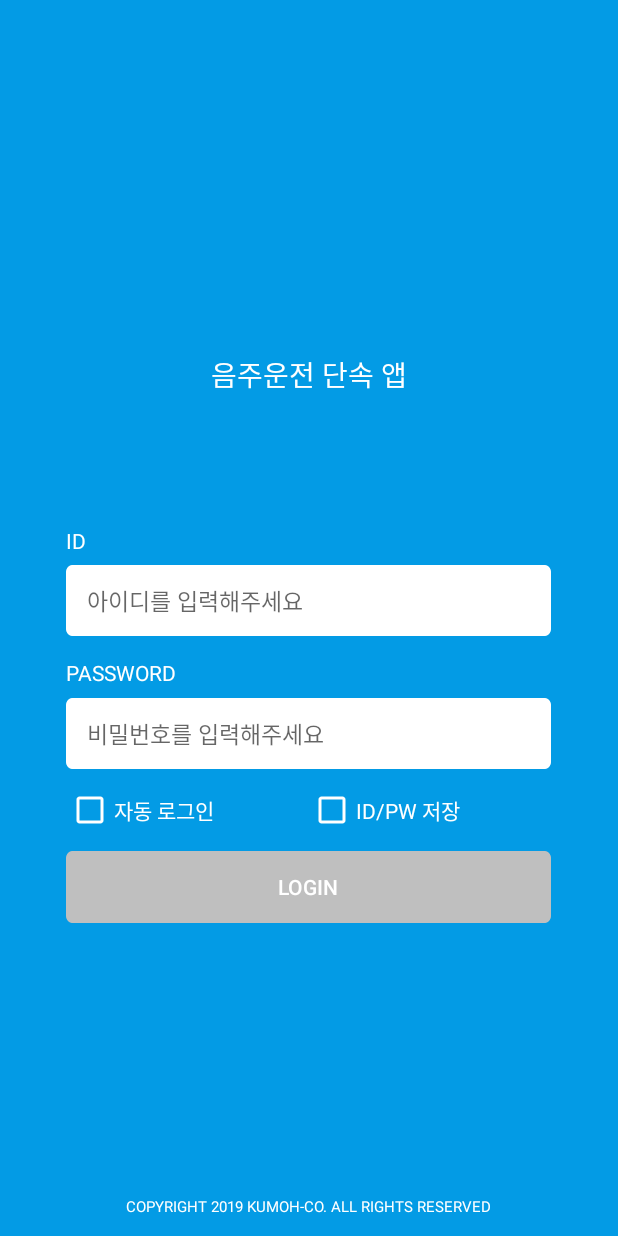
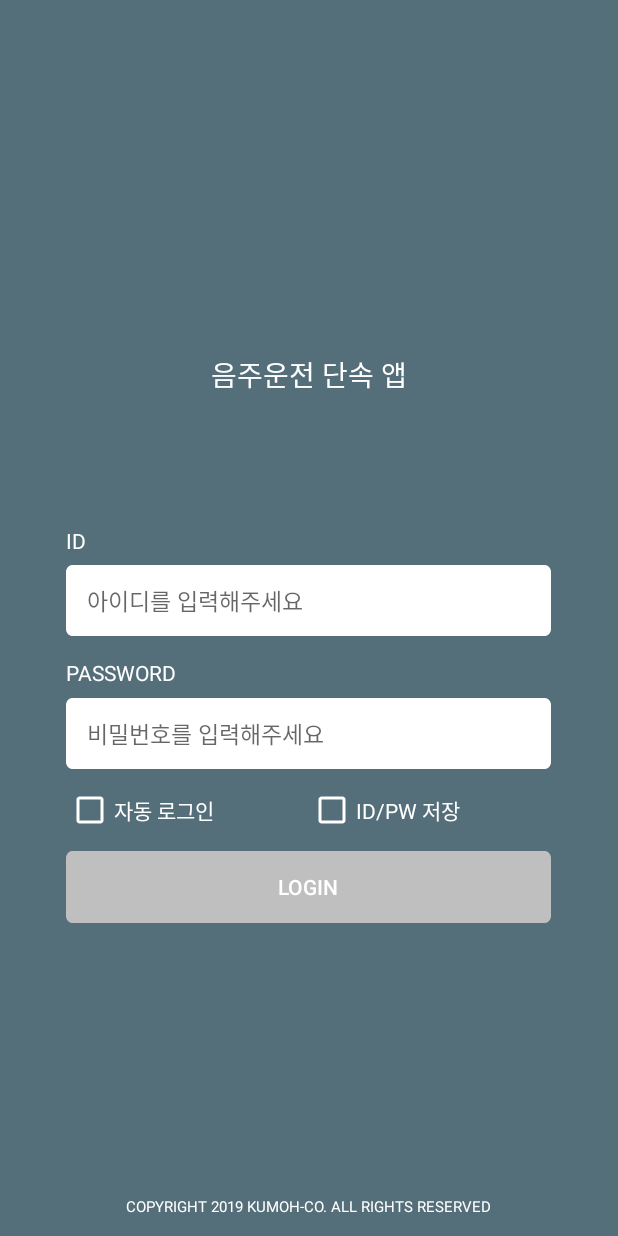
Before and after one commit to LeeKiJong/AutomaticBreathalyzer, an Android app: the screen it shows after launch (LoginActivity), on a phone screen of 412 x 824 dp. Run offline under Robolectric (Android 15) with nearby library versions, the phone set to English and light mode, and no system bars; our stand-ins replace Volley.

```diff
--- a/app/build.gradle
+++ b/app/build.gradle
@@ -5,7 +5,7 @@ android {
     buildToolsVersion "29.0.2"
     defaultConfig {
         applicationId "com.example.myapplication"
-        minSdkVersion 15
+        minSdkVersion 16
         targetSdkVersion 29
         versionCode 1
         versionName "1.0"
@@ -32,4 +32,6 @@ dependencies {
     androidTestImplementation 'androidx.test.ext:junit:1.1.0'
     androidTestImplementation 'androidx.test.espresso:espresso-core:3.1.1'
     implementation 'com.android.volley:volley:1.1.1'
+    implementation 'com.google.firebase:firebase-analytics:17.2.2'
+    implementation 'com.google.firebase:firebase-messaging:20.1.0'
 }
--- a/app/src/main/java/com/example/myapplication/LoginActivity.java
+++ b/app/src/main/java/com/example/myapplication/LoginActivity.java
@@ -27,6 +27,8 @@ public class LoginActivity extends AppCompatActivity {
         super.onCreate(savedInstanceState);
         setContentView(R.layout.activity_login);
 
+
+
         et_id = findViewById(R.id.LoginActivity_editText_id);
         et_pw = findViewById(R.id.LoginActivity_editText_pw);
         btn_login = findViewById(R.id.LoginActivity_button_login);
@@ -35,6 +37,9 @@ public class LoginActivity extends AppCompatActivity {
 
             @Override
             public void onClick(View view){
+
+
+
                 final String userID = et_id.getText().toString();
                 String userPW = et_pw.getText().toString();
 
--- a/app/src/main/res/layout/activity_login.xml
+++ b/app/src/main/res/layout/activity_login.xml
@@ -15,11 +15,12 @@
         android:layout_weight="707"
         android:orientation="vertical"
         android:weightSum="707">
+
         <FrameLayout
             android:layout_width="match_parent"
-            android:layout_height="0dp"
-            android:layout_weight="492">
-        </FrameLayout>
+            android:layout_height="11dp"
+            android:layout_weight="492"></FrameLayout>
+
         <LinearLayout
             android:layout_width="match_parent"
             android:layout_height="0dp"
@@ -31,13 +32,15 @@
                 android:layout_height="match_parent"
                 android:layout_weight="345">
             </FrameLayout>
+
             <ImageView
                 android:id="@+id/logo"
                 android:layout_width="0dp"
-                android:layout_height="match_parent"
+                android:layout_height="98dp"
                 android:layout_weight="748"
                 android:adjustViewBounds="true"
                 />
+
             <FrameLayout
                 android:layout_width="0dp"
                 android:layout_height="match_parent"
--- a/app/src/main/res/values/colors.xml
+++ b/app/src/main/res/values/colors.xml
@@ -1,7 +1,7 @@
 <?xml version="1.0" encoding="utf-8"?>
 <resources>
-    <color name="colorPrimary">#039BE5</color>
+    <color name="colorAccent">#039BE5</color>
     <color name="colorPrimaryDark">#0277BD</color>
-    <color name="colorAccent">#546E7A</color>
+    <color name="colorPrimary">#546E7A</color>
     <color name="colorWhite">#FFFFFF</color>
 </resources>
```
Also changed, not shown: app/src/main/java/com/example/myapplication/MainActivity.java (+26 -0 lines), app/src/main/java/com/example/myapplication/ui/home/HomeFragment.java (+15 -13 lines), app/src/main/res/layout/fragment_home.xml (+1 -9 lines).
